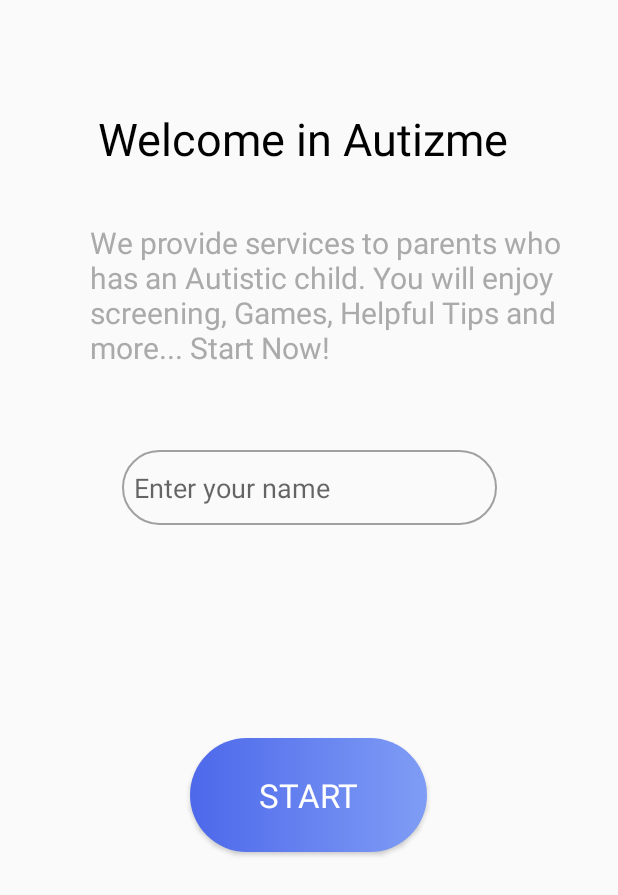
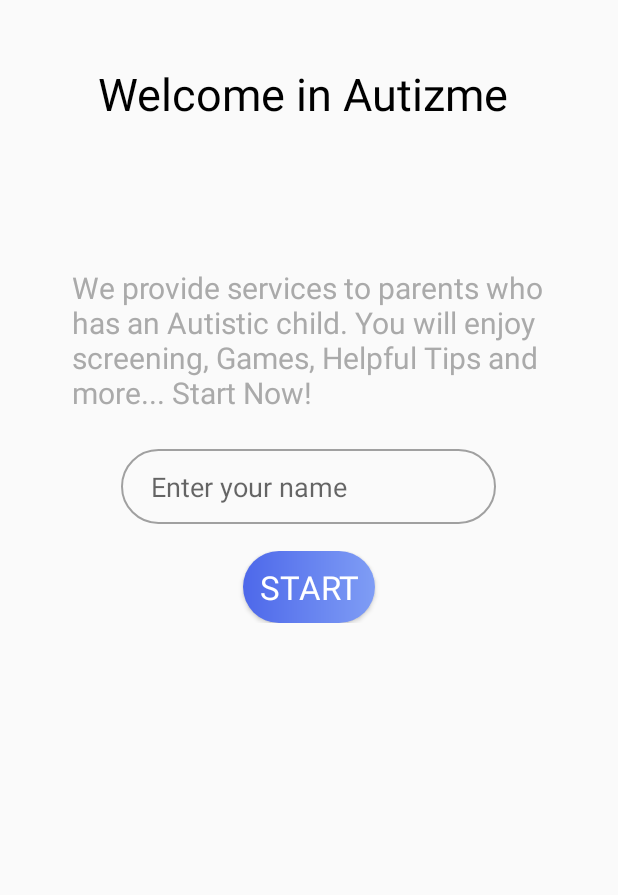
Before and after one commit to OmarSalah997/Autisma, an Android app: the screen it shows after launch (WelcomeActivity), on a phone screen of 412 x 824 dp. Shown: the top 895 px of the screen. Run offline under Robolectric (Android 15) with nearby library versions, the phone set to English and light mode, and no system bars.

Commit message:
main home black screen fixed openning and welcome activity adjustments to fit all screens

```diff
--- a/app/src/main/java/com/example/autisma/opening.java
+++ b/app/src/main/java/com/example/autisma/opening.java
@@ -10,6 +10,8 @@ import android.os.Handler;
 import android.view.animation.Animation;
 import android.view.animation.AnimationUtils;
 import android.widget.ImageView;
+
+import java.util.Objects;
 
 public class opening extends AppCompatActivity {
     Animation updown;
@@ -27,7 +29,7 @@ public class opening extends AppCompatActivity {
         name.setAnimation(fade);
         logo.setAnimation(updown);
         SharedPreferences prefs2= getSharedPreferences("MY_APP", Activity.MODE_PRIVATE);
-        if (!prefs2.getString("name", "").equals("")){
+        if (!Objects.equals(prefs2.getString("name", ""), "")){
             final Intent intent = new Intent(this, MainHOME.class);
             new Handler().postDelayed(new Runnable() {
                 @Override
@@ -38,7 +40,6 @@ public class opening extends AppCompatActivity {
 
         }
         else {
-
             final Intent intent = new Intent(this, WelcomeActivity.class);
             new Handler().postDelayed(new Runnable() {
                 @Override
--- a/app/src/main/res/layout/activity_welcome.xml
+++ b/app/src/main/res/layout/activity_welcome.xml
@@ -5,58 +5,80 @@
     android:layout_width="match_parent"
     android:layout_height="match_parent"
     tools:context=".WelcomeActivity">
-
+<ScrollView
+    android:layout_width="match_parent"
+    android:layout_height="wrap_content"
+    tools:ignore="MissingConstraints">
+    <LinearLayout
+    android:layout_width="match_parent"
+    android:layout_height="wrap_content"
+    android:orientation="vertical">
+        <RelativeLayout
+            android:layout_width="match_parent"
+            android:layout_height="wrap_content"
+            android:layout_marginBottom="12sp">
     <TextView
         android:id="@+id/confirm_text_view"
         android:layout_width="wrap_content"
         android:layout_height="wrap_content"
-        android:layout_marginTop="72dp"
+        android:layout_marginTop="72sp"
         android:text="@string/welcome_in_autizme_n"
         android:textColor="@android:color/black"
         android:textSize="30sp"
-        app:layout_constraintEnd_toEndOf="parent"
-        app:layout_constraintStart_toStartOf="parent"
-        app:layout_constraintTop_toTopOf="parent" />
-
+        android:layout_marginBottom="12sp"
+        android:layout_centerInParent="true"
+        />
+        </RelativeLayout>
+        <RelativeLayout
+            android:layout_width="match_parent"
+            android:layout_height="wrap_content"
+            android:layout_marginBottom="12sp">
     <TextView
-
         android:id="@+id/textView2"
         android:layout_width="wrap_content"
         android:layout_height="wrap_content"
         android:text="@string/we_provide_services_to_parents_who_n_has_an_autistic_child_you_will_enjoy_nscreening_games_helpful_tips_and_nmore_start_now"
         android:textColor="@android:color/darker_gray"
         android:textSize="20sp"
-        app:layout_constraintEnd_toEndOf="parent"
-        app:layout_constraintHorizontal_bias="0.623"
-        app:layout_constraintStart_toStartOf="parent"
-        app:layout_constraintTop_toBottomOf="@+id/confirm_text_view" />
-
+        android:layout_marginStart="12sp"
+        android:layout_marginEnd="12sp"
+        android:layout_marginBottom="12sp"
+        android:layout_centerInParent="true"
+        />
+        </RelativeLayout>
+<RelativeLayout
+    android:layout_width="match_parent"
+    android:layout_height="wrap_content"
+    android:layout_marginBottom="12sp">
     <EditText
-
         android:id="@+id/uname"
         android:layout_width="250sp"
         android:layout_height="50dp"
-        android:layout_marginTop="152dp"
         android:background="@drawable/edit_text_style"
         android:hint="@string/enter_your_name"
-        android:paddingStart="8dp"
+        android:paddingStart="20dp"
         android:paddingEnd="8dp"
-        app:layout_constraintEnd_toEndOf="parent"
-        app:layout_constraintStart_toStartOf="parent"
-        app:layout_constraintTop_toBottomOf="@+id/confirm_text_view" />
+        android:layout_marginBottom="12sp"
+        android:layout_centerInParent="true"
 
+        />
+</RelativeLayout>
+        <RelativeLayout
+            android:layout_width="match_parent"
+            android:layout_height="wrap_content"
+            android:layout_marginBottom="12sp">
     <Button
         android:id="@+id/start_button"
-        android:layout_width="158dp"
-        android:layout_height="76dp"
-        android:layout_marginBottom="256dp"
+        android:layout_width="wrap_content"
+        android:layout_height="wrap_content"
         android:background="@drawable/button_shape"
         android:fontFamily="sans-serif"
         android:text="@string/start"
         android:textColor="@color/colorWhite"
         android:textSize="22sp"
-        app:layout_constraintBottom_toBottomOf="parent"
-        app:layout_constraintEnd_toEndOf="parent"
-        app:layout_constraintHorizontal_bias="0.498"
-        app:layout_constraintStart_toStartOf="parent" />
+        android:layout_centerInParent="true"
+        />
+        </RelativeLayout>
+</LinearLayout>
+</ScrollView>
 </androidx.constraintlayout.widget.ConstraintLayout>
--- a/build.gradle
+++ b/build.gradle
@@ -5,7 +5,7 @@ buildscript {
         jcenter()
     }
     dependencies {
-        classpath 'com.android.tools.build:gradle:4.0.1'
+        classpath 'com.android.tools.build:gradle:4.1.1'
         classpath 'com.google.gms:google-services:4.3.5'
 
         // NOTE: Do not place your application dependencies here; they belong
```
Also changed, not shown: app/build.gradle (+4 -4 lines), app/src/main/AndroidManifest.xml (+16 -30 lines), app/src/main/java/com/example/autisma/MainHOME.java (+10 -6 lines), app/src/main/res/layout/activity_opening.xml (+20 -19 lines), 1 other file.
